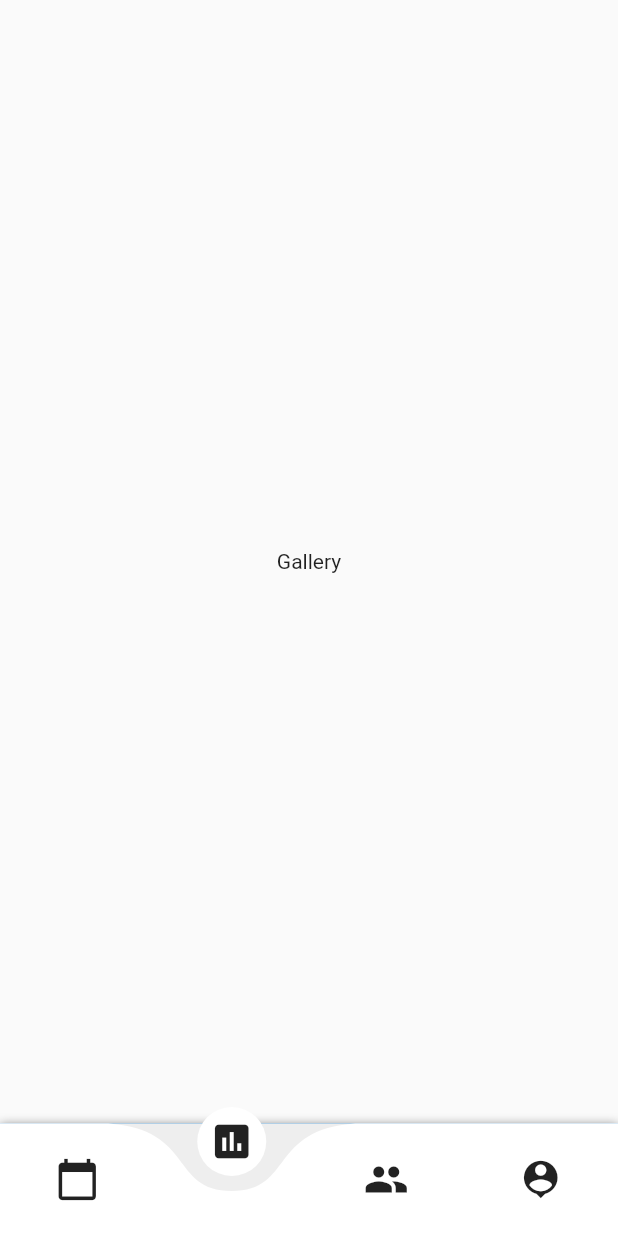
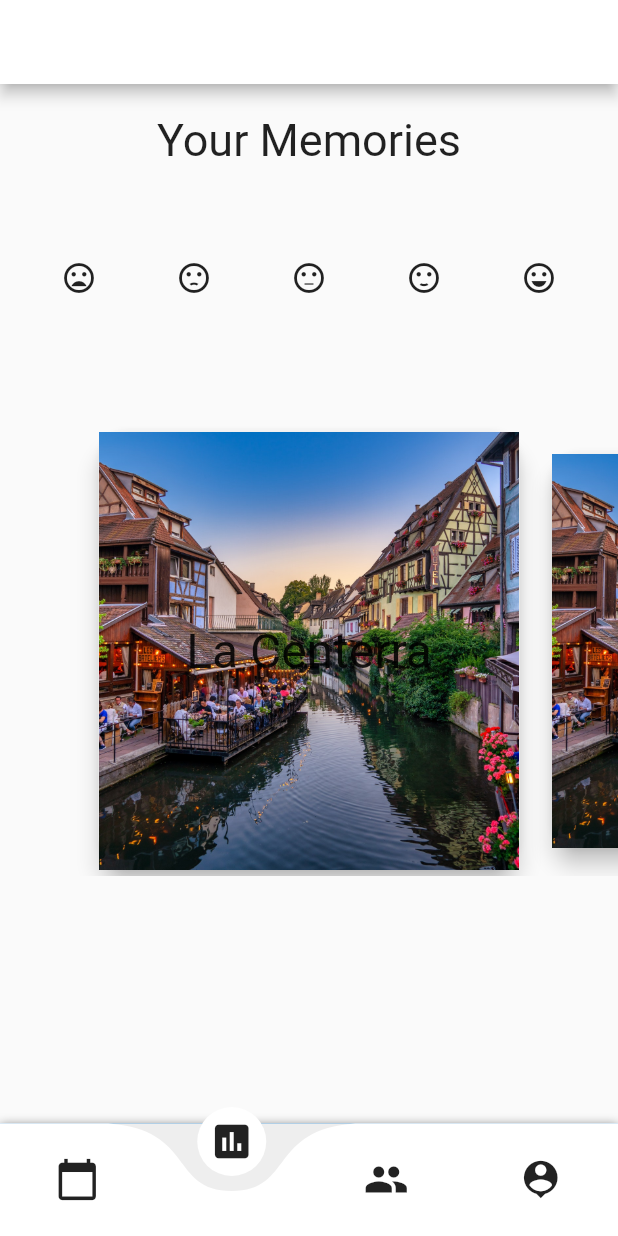
Before and after one commit to YuanSamuel/memory_notes, a Flutter app: the HomeScreen screen opened directly, item 2 of the bottom bar chosen, on a phone screen of 412 x 824 dp. Run offline on Flutter 3.47's test engine with Material 2 defaults, Android fonts, the phone set to English and light mode, and no system bars; drawn by our look-alikes of curved_navigation_bar; our stand-ins replace avatar_glow, cloud_firestore, firebase_auth, liquid_swipe; accounts and stored records are empty.

Commit message:
finished add memory screen basically, started owrking on gallery

```diff
--- a/lib/main.dart
+++ b/lib/main.dart
@@ -1,5 +1,6 @@
 import 'package:flutter/material.dart';
 import 'package:memorynotes/screens/add_memory_screen.dart';
+import 'package:memorynotes/screens/home_screen.dart';
 import 'package:memorynotes/screens/login_page.dart';
 import 'package:memorynotes/screens/onboarding_screen.dart';
 
@@ -16,7 +17,7 @@ class MyApp extends StatelessWidget {
 
         primarySwatch: Colors.blue,
       ),
-      home: AddMemoryScreen(),
+      home: HomeScreen(),
     );
   }
 }
--- a/lib/screens/gallery_screen.dart
+++ b/lib/screens/gallery_screen.dart
@@ -6,12 +6,72 @@ class GalleryScreen extends StatefulWidget {
 }
 
 class _GalleryScreenState extends State<GalleryScreen> {
+
+  List<String> locations = ["La Centerra", "Cinco Ranch", "Creech Elementary", "Home"];
+  List<String> locationsImgs = ["assets/images/1.jpg", "assets/images/2.jpg", "assets/images/3.jpg", "assets/images/1.jpg"];
+
+  int _index = 0;
+
+
   @override
   Widget build(BuildContext context) {
+
     return Container(
-      child: Center(
-          child: Text('Gallery'),
-      )
+      child: Column(
+        children: <Widget>[
+          SizedBox(height: 20.0,),
+          Text('Your Memories', style: TextStyle(fontSize: 30.0),),
+          SizedBox(height: 50.0,),
+          Row(
+            mainAxisAlignment: MainAxisAlignment.spaceEvenly,
+            children: <Widget>[
+              IconButton(icon: Icon(Icons.mood_bad), onPressed: (){},),
+              IconButton(icon: Icon(Icons.sentiment_dissatisfied), onPressed: (){},),
+              IconButton(icon: Icon(Icons.sentiment_neutral), onPressed: (){},),
+              IconButton(icon: Icon(Icons.sentiment_satisfied),  onPressed: (){},),
+              IconButton(icon: Icon(Icons.sentiment_very_satisfied), onPressed: (){},),
+            ],
+          ),
+
+          SizedBox(height: 75.0,),
+
+          //gallery
+          SizedBox(
+            height: 300, // card height
+            child: PageView.builder(
+              itemCount: locations.length,
+              controller: PageController(viewportFraction: 0.7),
+              onPageChanged: (int index) => setState(() => _index = index),
+              physics: BouncingScrollPhysics(),
+              itemBuilder: (_, i) {
+                return Transform.scale(
+                  scale: i == _index ? 1 : 0.9,
+                  child: Card(
+                    elevation: 6,
+                    shape: RoundedRectangleBorder(borderRadius: BorderRadius.circular(20)),
+                    child: Stack(
+                      children: <Widget>[
+                        Container(
+                            height: 300,
+                            width: 300,
+                            decoration: BoxDecoration(borderRadius: BorderRadius.circular(20.0)),
+                            child: Image.asset('assets/images/1.jpg', fit: BoxFit.cover,)),
+                        Center(
+                          child: Text(
+                            locations[i],
+                            style: TextStyle(fontSize: 32),
+                            textAlign: TextAlign.center,
+                          ),
+                        ),
+                      ],
+                    ),
+                  ),
+                );
+              },
+            ),
+          ),
+        ],
+      ),
     );
   }
 }
--- a/lib/screens/home_screen.dart
+++ b/lib/screens/home_screen.dart
@@ -22,6 +22,7 @@ class _HomeScreenState extends State<HomeScreen> {
   @override
   Widget build(BuildContext context) {
     return Scaffold(
+      appBar: AppBar(backgroundColor: Colors.white,),
       body: _pageOptions[_selectedTab],
       bottomNavigationBar: Container(
         decoration: BoxDecoration(
--- a/pubspec.yaml
+++ b/pubspec.yaml
@@ -48,8 +48,8 @@ flutter:
   uses-material-design: true
 
   # To add assets to your application, add an assets section, like this:
-  # assets:
-  #  - images/a_dot_burr.jpeg
+  assets:
+    - assets/images/
   #  - images/a_dot_ham.jpeg
 
   # An image asset can refer to one or more resolution-specific "variants", see
```
Also changed, not shown: lib/screens/add_memory_screen.dart (+23 -2 lines), assets/images/1.jpg (added), assets/images/2.jpg (added), assets/images/3.jpg (added).
